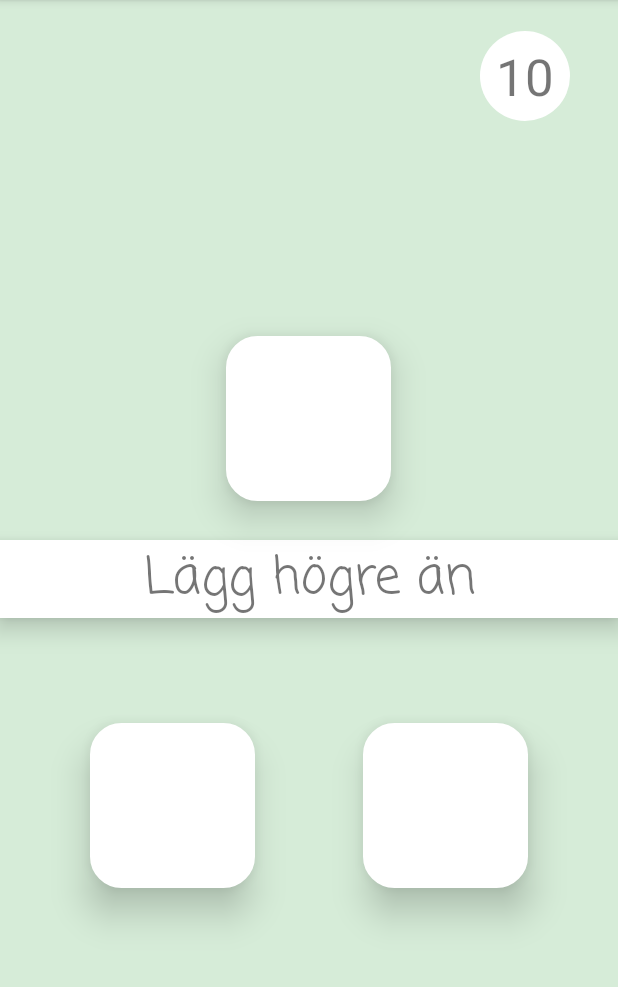
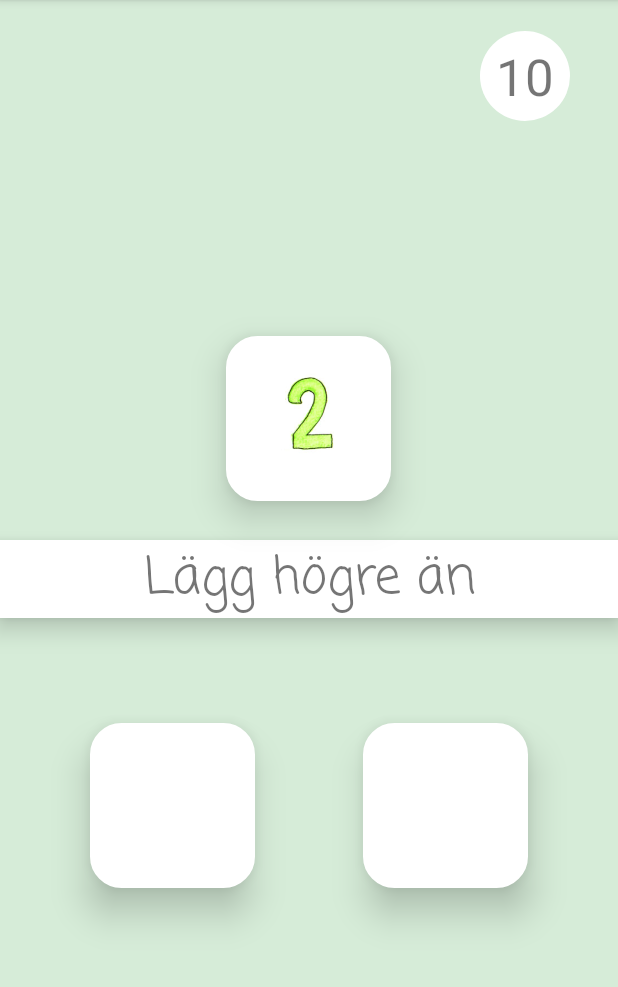
Before and after one commit to Noccis/TonisApp, an Android app: the screen it shows after launch (MainActivity), on a phone screen of 412 x 824 dp, the part 84-1071 px from its top. Run offline under Robolectric (Android 15) with nearby library versions, the phone set to English and light mode, and no system bars.

Commit message:
Lagt till 2 funktioner för att få fram random nr och bild på mainNr

```diff
--- a/app/src/main/java/com/example/tonisapp/MainActivity.kt
+++ b/app/src/main/java/com/example/tonisapp/MainActivity.kt
@@ -51,7 +51,13 @@ class MainActivity : AppCompatActivity() {
         setContentView(R.layout.activity_main)
 
         mainNrView = findViewById(R.id.mainNrView)
-       // mainNrView.setImageResource(R.drawable. din bild)
+       // mainNrView.setImageResource(card1.imageId)    Sätter mainNr bilden till det id som är på card1.
+        mainNrView.setImageResource(setImage(listOfcards))
+
+        var testingFunctions = setImage(listOfcards)
+
+
+        Log.d("Dodo", "$testingFunctions")
 
         scoreTextView = findViewById(R.id.scoreView)
         hiOrLowTextView = findViewById(R.id.hiLowTextView)
@@ -64,6 +70,22 @@ class MainActivity : AppCompatActivity() {
 }
 
 fun randomMainNr ():Int {
+    val temp = (2..9).random()
+    // return (2..9).random()
+    Log.d("Dodo", "$temp")
+    return temp                     // städa denna sen så det bara står det som är bortkommenterat.
+}
 
-    return (2..9).random()
+fun setImage (cardList: MutableList<Card>): Int{
+    val cardId = cardList [randomMainNr()-1].imageId
+    return cardId
 }
+
+/*  Fixa en random som sätter nummret i mainNr                                      x
+    Fixa så att högre eller lägre än visas random på skärmen
+    Fixa så att player cards visar ett rätt och ett fel svar, rätt svar ska även sparas som int.
+    Fixa så att score ökas om man svarar rätt, eller minskas om man svarar fel.
+    Fixa så att mainNr laddas om när man svarat rätt.
+
+
+ */
```
